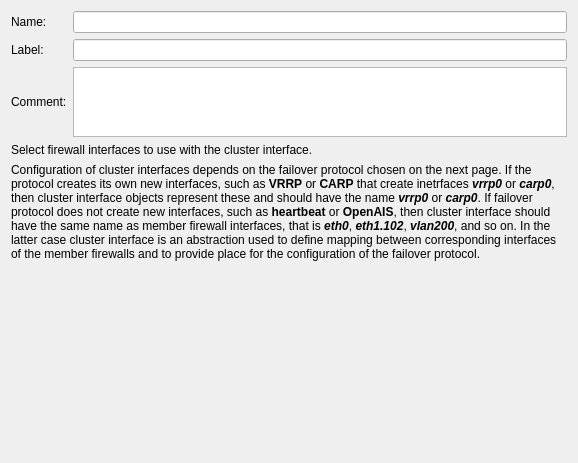
Old version of the form src/gui/ClusterInterfaceWidget.ui in the repository fwbuilder/fwbuilder.
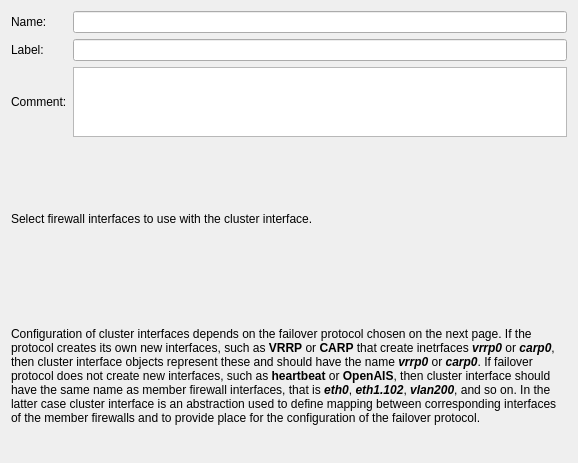
New version of the form.

Commit message: Removed not needed elements from .ui

Patch:
```diff
--- a/src/gui/ClusterInterfaceWidget.ui
+++ b/src/gui/ClusterInterfaceWidget.ui
@@ -88,22 +88,6 @@
      </property>
     </widget>
    </item>
-   <item row="3" column="0">
-    <layout class="QHBoxLayout" name="interfaceBox"/>
-   </item>
-   <item row="4" column="0">
-    <spacer name="verticalSpacer">
-     <property name="orientation">
-      <enum>Qt::Vertical</enum>
-     </property>
-     <property name="sizeHint" stdset="0">
-      <size>
-       <width>20</width>
-       <height>91</height>
-      </size>
-     </property>
-    </spacer>
-   </item>
   </layout>
  </widget>
  <resources/>
```
